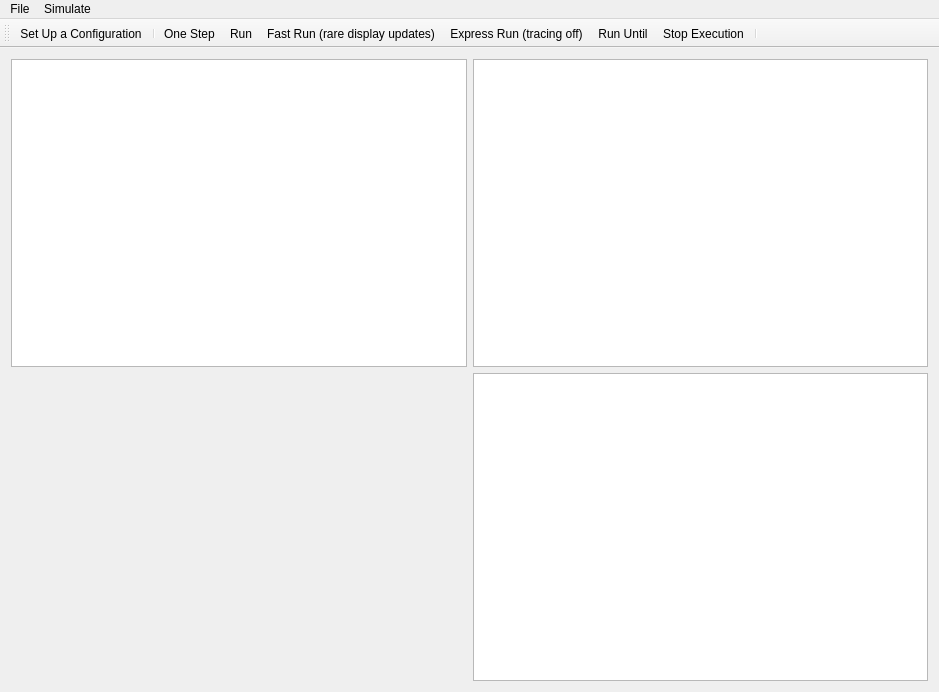
Old version of the form src/qtenv/mainwindow.ui in the repository omnetpp/omnetpp.
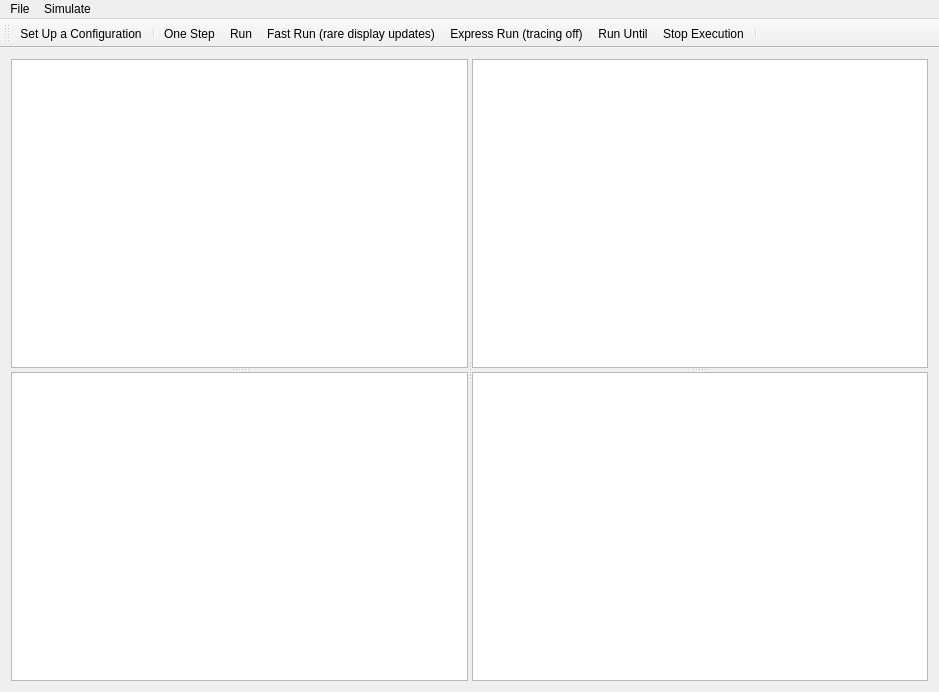
New version of the form. Icons and pictures are not drawn.

Commit message: qtenv: Add QSplitter

```diff
--- a/src/qtenv/mainwindow.ui
+++ b/src/qtenv/mainwindow.ui
@@ -17,15 +17,103 @@
    <bool>false</bool>
   </property>
   <widget class="QWidget" name="centralWidget">
-   <layout class="QGridLayout" name="gridLayout">
-    <item row="1" column="1">
-     <widget class="QTextBrowser" name="textBrowser"/>
-    </item>
-    <item row="0" column="1">
-     <widget class="QGraphicsView" name="graphicsView"/>
-    </item>
-    <item row="0" column="0">
-     <widget class="QTreeView" name="treeView"/>
+   <property name="sizePolicy">
+    <sizepolicy hsizetype="Expanding" vsizetype="Expanding">
+     <horstretch>0</horstretch>
+     <verstretch>0</verstretch>
+    </sizepolicy>
+   </property>
+   <property name="maximumSize">
+    <size>
+     <width>16777215</width>
+     <height>16777215</height>
+    </size>
+   </property>
+   <layout class="QVBoxLayout" name="verticalLayout">
+    <item>
+     <widget class="QSplitter" name="splitter_3">
+      <property name="sizePolicy">
+       <sizepolicy hsizetype="Expanding" vsizetype="Expanding">
+        <horstretch>0</horstretch>
+        <verstretch>0</verstretch>
+       </sizepolicy>
+      </property>
+      <property name="minimumSize">
+       <size>
+        <width>100</width>
+        <height>100</height>
+       </size>
+      </property>
+      <property name="orientation">
+       <enum>Qt::Horizontal</enum>
+      </property>
+      <widget class="QSplitter" name="splitter">
+       <property name="sizePolicy">
+        <sizepolicy hsizetype="Expanding" vsizetype="Expanding">
+         <horstretch>0</horstretch>
+         <verstretch>0</verstretch>
+        </sizepolicy>
+       </property>
+       <property name="minimumSize">
+        <size>
+         <width>100</width>
+         <height>100</height>
+        </size>
+       </property>
+       <property name="orientation">
+        <enum>Qt::Vertical</enum>
+       </property>
+       <widget class="QTreeView" name="treeView">
+        <property name="minimumSize">
+         <size>
+          <width>100</width>
+          <height>100</height>
+         </size>
+        </property>
+       </widget>
+       <widget class="QTreeView" name="treeView_2">
+        <property name="minimumSize">
+         <size>
+          <width>100</width>
+          <height>100</height>
+         </size>
+        </property>
+       </widget>
+      </widget>
+      <widget class="QSplitter" name="splitter_2">
+       <property name="sizePolicy">
+        <sizepolicy hsizetype="Expanding" vsizetype="Expanding">
+         <horstretch>0</horstretch>
+         <verstretch>0</verstretch>
+        </sizepolicy>
+       </property>
+       <property name="minimumSize">
+        <size>
+         <width>100</width>
+         <height>100</height>
+        </size>
+       </property>
+       <property name="orientation">
+        <enum>Qt::Vertical</enum>
+       </property>
+       <widget class="QGraphicsView" name="graphicsView">
+        <property name="minimumSize">
+         <size>
+          <width>100</width>
+          <height>100</height>
+         </size>
+        </property>
+       </widget>
+       <widget class="QTextBrowser" name="textBrowser">
+        <property name="minimumSize">
+         <size>
+          <width>100</width>
+          <height>100</height>
+         </size>
+        </property>
+       </widget>
+      </widget>
+     </widget>
     </item>
    </layout>
   </widget>
```
